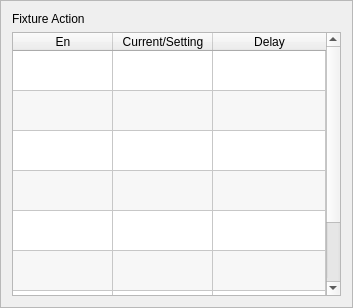
Above: hcinstruction/ichcfixturepage.ui from dongdong-2009/3-5AxisRobot before the change. Below: the same form after it.
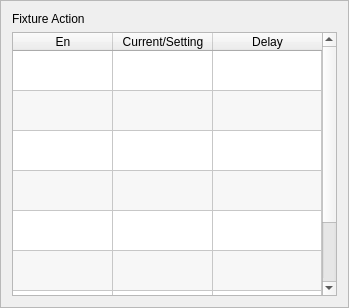
That is the form after the change. Icons and pictures are not drawn. Custom widgets are drawn as their Qt base class.

```diff
--- a/hcinstruction/ichcfixturepage.ui
+++ b/hcinstruction/ichcfixturepage.ui
@@ -6,7 +6,7 @@
    <rect>
     <x>0</x>
     <y>0</y>
-    <width>353</width>
+    <width>349</width>
     <height>308</height>
    </rect>
   </property>
```
